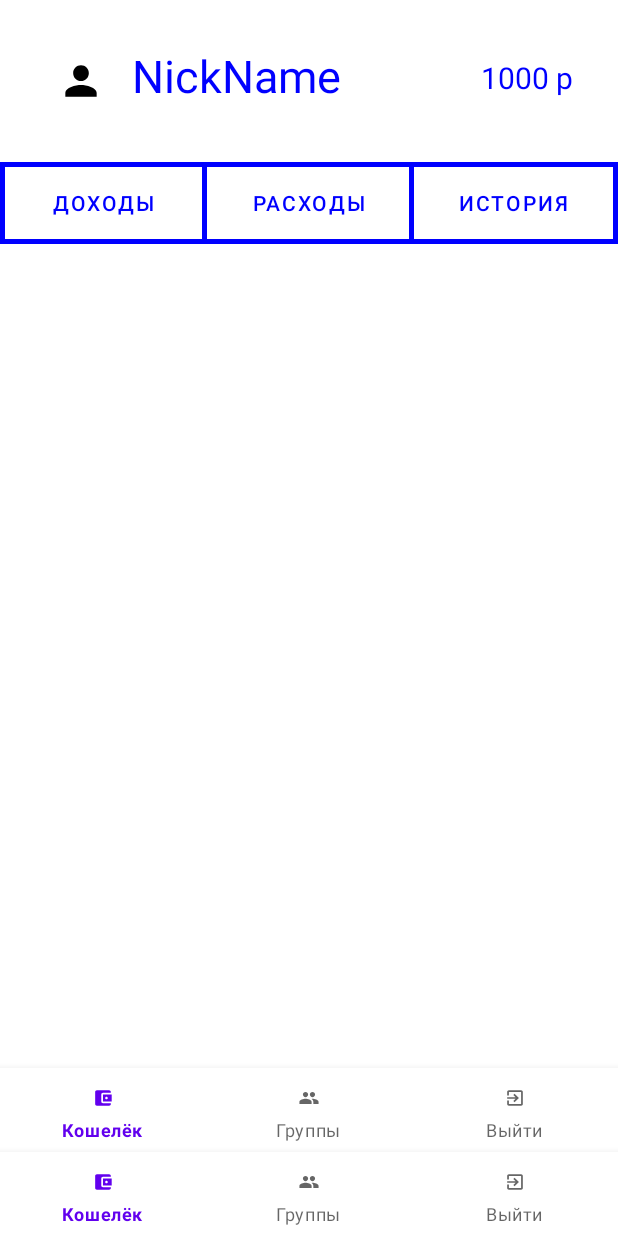
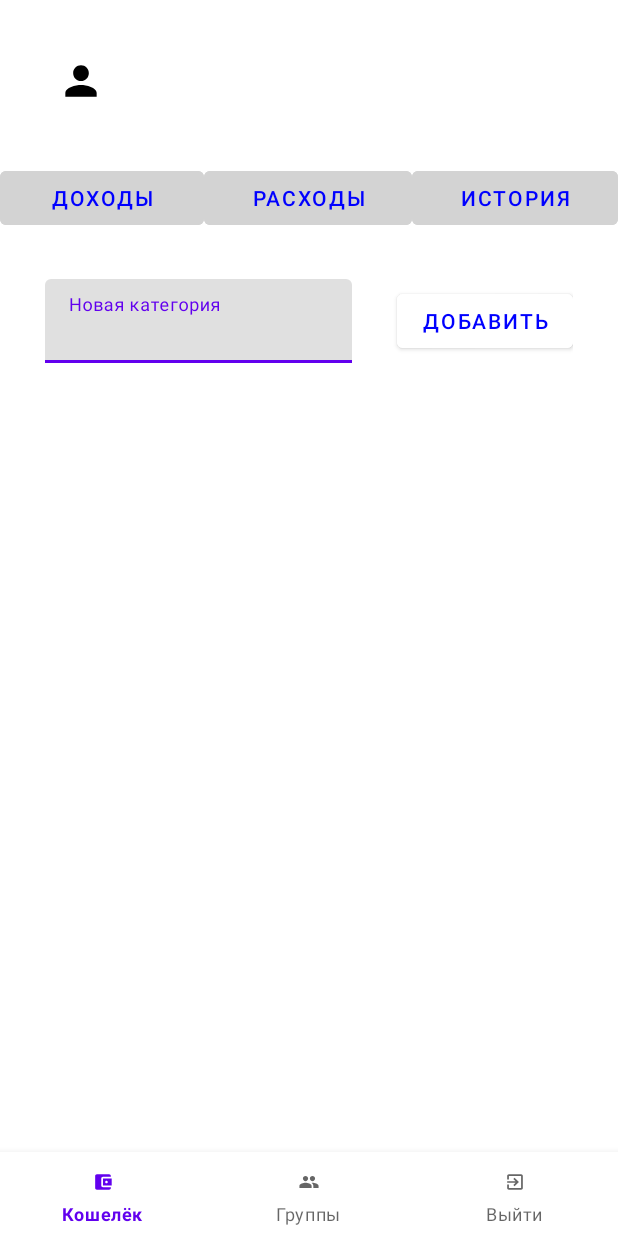
Before and after one commit to PavelFilonov/MoneyWayApp, an Android app: the WalletFragment screen opened directly, with no data from a screen before it, on a phone screen of 412 x 824 dp. Run offline under Robolectric (Android 15) with nearby library versions, the phone set to English and light mode, and no system bars; 20 statements that could not run were skipped.

Commit message:
Add wallet

```diff
--- a/app/src/main/java/com/example/moneywayapp/WalletFragment.java
+++ b/app/src/main/java/com/example/moneywayapp/WalletFragment.java
@@ -1,64 +1,128 @@
 package com.example.moneywayapp;
 
+import android.annotation.SuppressLint;
 import android.os.Bundle;
+import android.util.Log;
+import android.view.LayoutInflater;
+import android.view.View;
+import android.view.ViewGroup;
+import android.widget.Button;
+import android.widget.EditText;
+import android.widget.ImageButton;
+import android.widget.TextView;
+import android.widget.Toast;
 
 import androidx.fragment.app.Fragment;
 
-import android.view.LayoutInflater;
-import android.view.View;
-import android.view.ViewGroup;
+import com.example.moneywayapp.api.CategoryOfUserAPI;
+import com.example.moneywayapp.api.HelperAPI;
+import com.example.moneywayapp.api.OperationAPI;
+import com.example.moneywayapp.model.Category;
+import com.example.moneywayapp.model.Empty;
 
-/**
- * A simple {@link Fragment} subclass.
- * Use the {@link WalletFragment#newInstance} factory method to
- * create an instance of this fragment.
- */
+import retrofit2.Call;
+import retrofit2.Callback;
+import retrofit2.Response;
+
 public class WalletFragment extends Fragment {
 
-    // TODO: Rename parameter arguments, choose names that match
-    // the fragment initialization parameters, e.g. ARG_ITEM_NUMBER
-    private static final String ARG_PARAM1 = "param1";
-    private static final String ARG_PARAM2 = "param2";
+    private static final String TAG = WalletFragment.class.getSimpleName();
 
-    // TODO: Rename and change types of parameters
-    private String mParam1;
-    private String mParam2;
+    private ImageButton toProfileButton;
 
-    public WalletFragment() {
-        // Required empty public constructor
-    }
+    private TextView usernameTextView, totalMoney;
 
-    /**
-     * Use this factory method to create a new instance of
-     * this fragment using the provided parameters.
-     *
-     * @param param1 Parameter 1.
-     * @param param2 Parameter 2.
-     * @return A new instance of fragment WalletFragment.
-     */
-    // TODO: Rename and change types and number of parameters
-    public static WalletFragment newInstance(String param1, String param2) {
-        WalletFragment fragment = new WalletFragment();
-        Bundle args = new Bundle();
-        args.putString(ARG_PARAM1, param1);
-        args.putString(ARG_PARAM2, param2);
-        fragment.setArguments(args);
-        return fragment;
-    }
+    private EditText nameNewCategoryText;
 
-    @Override
-    public void onCreate(Bundle savedInstanceState) {
-        super.onCreate(savedInstanceState);
-        if (getArguments() != null) {
-            mParam1 = getArguments().getString(ARG_PARAM1);
-            mParam2 = getArguments().getString(ARG_PARAM2);
-        }
-    }
+    private Button incomeButton, expenseButton, historyButton, newCategoryButton;
+
+    private CategoryOfUserAPI categoryAPI;
+
+    private OperationAPI operationAPI;
 
     @Override
     public View onCreateView(LayoutInflater inflater, ViewGroup container,
                              Bundle savedInstanceState) {
-        // Inflate the layout for this fragment
+
+        toProfileButton = requireView().findViewById(R.id.toProfileButton);
+        usernameTextView = requireView().findViewById(R.id.usernameWalletTextView);
+        totalMoney = requireView().findViewById(R.id.totalWalletTextView);
+        nameNewCategoryText = requireView().findViewById(R.id.editTextWalletNameNewCategory);
+        incomeButton = requireView().findViewById(R.id.incomeWalletButton);
+        expenseButton = requireView().findViewById(R.id.expenseWalletButton);
+        historyButton = requireView().findViewById(R.id.historyWalletButton);
+        newCategoryButton = requireView().findViewById(R.id.newCategoryWalletButton);
+
+        incomeButton.setOnClickListener(this::onClickedIncomeButton);
+        expenseButton.setOnClickListener(this::onClickedExpenseButton);
+        historyButton.setOnClickListener(this::onClickedHistoryButton);
+        newCategoryButton.setOnClickListener(this::onClickedNewCategoryButton);
+
+        categoryAPI = HelperAPI.getRetrofit().create(CategoryOfUserAPI.class);
+        operationAPI = HelperAPI.getRetrofit().create(OperationAPI.class);
+
+        onClickedIncomeButton(incomeButton);
+
         return inflater.inflate(R.layout.wallet, container, false);
     }
+
+    @SuppressLint("ResourceAsColor")
+    private void onClickedIncomeButton(View view) {
+        doInactiveButtons();
+        incomeButton.setBackgroundColor(R.color.blue);
+        incomeButton.setTextColor(R.color.white);
+
+        // TODO: обработка времени ...
+    }
+
+    @SuppressLint("ResourceAsColor")
+    private void onClickedExpenseButton(View view) {
+        doInactiveButtons();
+        expenseButton.setBackgroundColor(R.color.blue);
+        expenseButton.setTextColor(R.color.white);
+
+    }
+
+    @SuppressLint("ResourceAsColor")
+    private void onClickedHistoryButton(View view) {
+        doInactiveButtons();
+        historyButton.setBackgroundColor(R.color.blue);
+        historyButton.setTextColor(R.color.white);
+
+    }
+
+    private void onClickedNewCategoryButton(View view) {
+        Category category = new Category();
+        category.setName(nameNewCategoryText.toString());
+
+        Call<Empty> call = categoryAPI.add(category);
+        call.enqueue(new Callback<Empty>() {
+            @Override
+            public void onResponse(Call<Empty> call, Response<Empty> response) {
+                String msg = "Категория " + category.getName() + " добавлена";
+                Log.i(TAG, msg);
+                Toast.makeText(getContext(), msg, Toast.LENGTH_SHORT).show();
+            }
+
+            @Override
+            public void onFailure(Call<Empty> call, Throwable t) {
+                Log.w(TAG, t.getMessage());
+                Toast.makeText(getContext(), t.getMessage(), Toast.LENGTH_LONG).show();
+            }
+        });
+
+        // TODO: обновить фрагмент
+    }
+
+    @SuppressLint("ResourceAsColor")
+    private void doInactiveButtons() {
+        incomeButton.setBackgroundColor(R.color.light_gray);
+        incomeButton.setTextColor(R.color.blue);
+
+        expenseButton.setBackgroundColor(R.color.light_gray);
+        expenseButton.setTextColor(R.color.blue);
+
+        historyButton.setBackgroundColor(R.color.light_gray);
+        historyButton.setTextColor(R.color.blue);
+    }
 }
--- /dev/null
+++ b/app/src/main/java/com/example/moneywayapp/api/CategoryOfUserAPI.java
@@ -0,0 +1,30 @@
+package com.example.moneywayapp.api;
+
+import com.example.moneywayapp.model.Category;
+import com.example.moneywayapp.model.Empty;
+
+import java.util.List;
+
+import retrofit2.Call;
+import retrofit2.http.Body;
+import retrofit2.http.DELETE;
+import retrofit2.http.GET;
+import retrofit2.http.POST;
+import retrofit2.http.PUT;
+import retrofit2.http.Path;
+import retrofit2.http.Query;
+
+public interface CategoryOfUserAPI {
+
+    @GET("categories")
+    Call<List<Category>> getAll();
+
+    @DELETE("categories/{id}")
+    Call<Empty> delete(@Path(value = "id") Long id);
+
+    @PUT("categories/{id}")
+    Call<Empty> rename(@Path(value = "id") Long id, @Query(value = "name") String name);
+
+    @POST("categories")
+    Call<Empty> add(@Body Category category);
+}
--- /dev/null
+++ b/app/src/main/java/com/example/moneywayapp/api/OperationAPI.java
@@ -0,0 +1,21 @@
+package com.example.moneywayapp.api;
+
+import com.example.moneywayapp.model.Empty;
+import com.example.moneywayapp.model.Operation;
+import com.example.moneywayapp.model.OperationRequestContext;
+
+import java.util.List;
+
+import retrofit2.Call;
+import retrofit2.http.Body;
+import retrofit2.http.GET;
+import retrofit2.http.POST;
+
+public interface OperationAPI {
+
+    @POST("operations")
+    Call<Empty> add(@Body Operation operation);
+
+    @GET("operations")
+    Call<List<Operation>> getByCategoryAndPeriod(@Body OperationRequestContext operationRequestContext);
+}
--- /dev/null
+++ b/app/src/main/java/com/example/moneywayapp/model/TypeOperation.java
@@ -0,0 +1,6 @@
+package com.example.moneywayapp.model;
+
+public enum TypeOperation {
+    INCOME,
+    EXPENSE
+}
--- a/app/src/main/res/layout/wallet.xml
+++ b/app/src/main/res/layout/wallet.xml
@@ -20,134 +20,112 @@
             android:orientation="horizontal">
 
             <ImageButton
-                android:id="@+id/imageButton"
+                android:id="@+id/toProfileButton"
                 android:layout_width="@dimen/min_size"
                 android:layout_height="@dimen/min_size"
                 android:layout_marginRight="10dp"
                 android:layout_weight="1"
                 android:backgroundTint="@color/white"
+                android:clickable="true"
                 android:contentDescription="@string/profile_image"
                 android:src="@drawable/ic_person_foreground" />
 
             <TextView
+                android:id="@+id/usernameWalletTextView"
                 android:layout_width="match_parent"
                 android:layout_height="wrap_content"
                 android:layout_weight="1"
-                android:text="NickName"
                 android:textColor="@color/blue"
                 android:textSize="30sp" />
         </LinearLayout>
 
         <TextView
+            android:id="@+id/totalWalletTextView"
             android:layout_width="match_parent"
             android:layout_height="wrap_content"
             android:layout_marginTop="8dp"
             android:gravity="right"
-            android:text="1000 р"
             android:textColor="@color/blue"
             android:textSize="20sp" />
     </LinearLayout>
 
     <LinearLayout
         android:layout_width="match_parent"
-        android:layout_height="@dimen/border_button"
+        android:layout_height="wrap_content"
         android:layout_marginTop="30dp"
-        android:background="@color/blue" />
-
-    <LinearLayout
-        android:layout_width="match_parent"
-        android:layout_height="wrap_content"
+        android:layout_marginBottom="30dp"
         android:orientation="horizontal">
 
-        <LinearLayout
-            android:layout_width="@dimen/border_button"
-            android:layout_height="match_parent"
-            android:background="@color/blue"
-            android:orientation="vertical" />
-
         <Button
-            android:id="@+id/button"
+            android:id="@+id/incomeWalletButton"
             style="?android:attr/buttonBarButtonStyle"
             android:layout_width="wrap_content"
             android:layout_height="wrap_content"
             android:layout_weight="1"
-            android:backgroundTint="@color/white"
-            android:text="Доходы"
+            android:backgroundTint="@color/light_gray"
+            android:text="@string/income"
             android:textColor="@color/blue" />
 
-        <LinearLayout
-            android:layout_width="@dimen/border_button"
-            android:layout_height="match_parent"
-            android:background="@color/blue"
-            android:orientation="vertical" />
-
         <Button
-            android:id="@+id/button2"
+            android:id="@+id/expenseWalletButton"
             style="?android:attr/buttonBarButtonStyle"
             android:layout_width="wrap_content"
             android:layout_height="wrap_content"
             android:layout_weight="1"
-            android:backgroundTint="@color/white"
-            android:text="Расходы"
+            android:backgroundTint="@color/light_gray"
+            android:text="@string/expense"
             android:textColor="@color/blue" />
 
-        <LinearLayout
-            android:layout_width="@dimen/border_button"
-            android:layout_height="match_parent"
-            android:background="@color/blue"
-            android:orientation="vertical" />
-
         <Button
-            android:id="@+id/button3"
+            android:id="@+id/historyWalletButton"
             style="?android:attr/buttonBarButtonStyle"
             android:layout_width="wrap_content"
             android:layout_height="wrap_content"
             android:layout_weight="1"
-            android:backgroundTint="@color/white"
-            android:text="История"
+            android:backgroundTint="@color/light_gray"
+            android:text="@string/history"
             android:textColor="@color/blue" />
-
-        <LinearLayout
-            android:layout_width="@dimen/border_button"
-            android:layout_height="match_parent"
-            android:background="@color/blue"
-            android:orientation="vertical" />
     </LinearLayout>
-
-    <LinearLayout
-        android:layout_width="match_parent"
-        android:layout_height="3dp"
-        android:background="@color/blue" />
 
     <FrameLayout
         android:id="@+id/frame_wallet"
         android:layout_width="match_parent"
-        android:layout_height="wrap_content">
+        android:layout_height="match_parent">
 
         <LinearLayout
             android:layout_width="match_parent"
-            android:layout_height="match_parent"
-            android:orientation="vertical">
+            android:layout_height="wrap_content"
+            android:layout_marginHorizontal="@dimen/edit_text_horizontal"
+            android:orientation="horizontal">
 
+            <com.google.android.material.textfield.TextInputLayout
+                android:layout_width="match_parent"
+                android:layout_height="wrap_content"
+                android:layout_weight="1"
+                android:orientation="horizontal"
+                android:layout_marginEnd="30dp">
 
+                <EditText
+                    android:id="@+id/editTextWalletNameNewCategory"
+                    android:layout_width="match_parent"
+                    android:layout_height="wrap_content"
+                    android:hint="@string/new_category"
+                    android:importantForAutofill="no"
+                    android:inputType="text"
+                    android:minHeight="@dimen/min_size"
+                    android:textColorHint="@color/gray" />
+            </com.google.android.material.textfield.TextInputLayout>
+
+            <Button
+                android:id="@+id/newCategoryWalletButton"
+                android:layout_width="match_parent"
+                android:layout_height="wrap_content"
+                android:layout_weight="2"
+                android:layout_gravity="center"
+                android:backgroundTint="@color/white"
+                android:textColor="@color/blue"
+                android:text="@string/add">
+            </Button>
         </LinearLayout>
     </FrameLayout>
-
-    <androidx.constraintlayout.widget.ConstraintLayout
-        android:layout_width="match_parent"
-        android:layout_height="match_parent"
-        android:paddingTop="?attr/actionBarSize">
-
-        <com.google.android.material.bottomnavigation.BottomNavigationView
-            android:id="@+id/nav_view"
-            android:layout_width="0dp"
-            android:layout_height="wrap_content"
-            android:layout_marginStart="0dp"
-            android:layout_marginEnd="0dp"
-            android:background="?android:attr/windowBackground"
-            app:layout_constraintBottom_toBottomOf="parent"
-            app:layout_constraintLeft_toLeftOf="parent"
-            app:layout_constraintRight_toRightOf="parent"
-            app:menu="@menu/bottom_menu" />
-    </androidx.constraintlayout.widget.ConstraintLayout>
 </LinearLayout>
--- a/app/src/main/res/values/colors.xml
+++ b/app/src/main/res/values/colors.xml
@@ -9,4 +9,5 @@
     <color name="white">#FFFFFFFF</color>
     <color name="gray">#757575</color>
     <color name="blue">#0000ff</color>
+    <color name="light_gray">#d3d3d3</color>
 </resources>
--- a/app/src/main/res/values/strings.xml
+++ b/app/src/main/res/values/strings.xml
@@ -31,4 +31,9 @@
     <!-- TODO: Remove or change this placeholder text -->
     <string name="hello_blank_fragment">Hello blank fragment</string>
     <string name="update">Обновить</string>
+    <string name="income">Доходы</string>
+    <string name="expense">Расходы</string>
+    <string name="history">История</string>
+    <string name="new_category">Новая категория</string>
+    <string name="add">Добавить</string>
 </resources>
```
Also changed, not shown: app/src/main/java/com/example/moneywayapp/ProfileFragment.java (+4 -3 lines), app/src/main/java/com/example/moneywayapp/model/Category.java (added, +30 -0 lines), app/src/main/java/com/example/moneywayapp/model/Operation.java (added, +9 -0 lines), app/src/main/java/com/example/moneywayapp/model/OperationRequestContext.java (added, +42 -0 lines).
